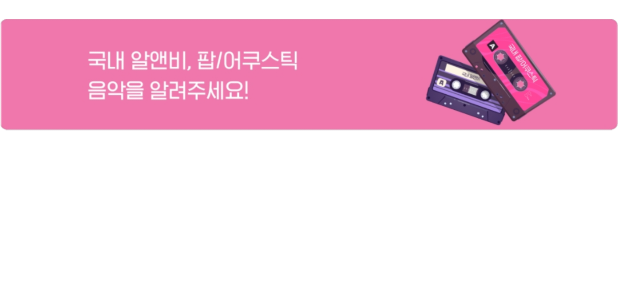
After one commit to pmj6541/UdemyAndroidStudy, an Android app: the layout fragment_banner.xml on its own in the app's theme, with its tools: preview values and no code run, on a phone screen of 412 x 824 dp. The commit adds this screen. Shown: the top 300 px of the screen. Run offline under Robolectric (Android 15) with nearby library versions, the phone set to English and light mode, and no system bars.

Commit message:
배너 오류

```diff
--- a/app/src/main/java/com/example/flo/BannerVPAdapter.kt
+++ b/app/src/main/java/com/example/flo/BannerVPAdapter.kt
@@ -13,6 +13,6 @@ class BannerVPAdapter (fragment:Fragment) : FragmentStateAdapter(fragment){
 
     fun addFragment(fragment: Fragment){
         fragmentlist.add(fragment)
-        notifyItemChanged(fragmentlist.size -1)\===============    }
+        notifyItemChanged(fragmentlist.size -1)   }
 
 }
--- /dev/null
+++ b/app/src/main/res/layout/fragment_banner.xml
@@ -0,0 +1,17 @@
+<?xml version="1.0" encoding="utf-8"?>
+<androidx.constraintlayout.widget.ConstraintLayout xmlns:android="http://schemas.android.com/apk/res/android"
+    android:layout_width="match_parent"
+    android:layout_height="wrap_content"
+    xmlns:app="http://schemas.android.com/apk/res-auto">
+
+    <ImageView
+        android:id="@+id/banner_image_iv"
+        android:layout_width="match_parent"
+        android:layout_height="100dp"
+        android:src="@drawable/img_home_viewpager_exp"
+        app:layout_constraintTop_toTopOf="parent"
+        app:layout_constraintBottom_toBottomOf="parent"
+        app:layout_constraintStart_toStartOf="parent"
+        app:layout_constraintEnd_toEndOf="parent"/>
+
+</androidx.constraintlayout.widget.ConstraintLayout>
```
Also changed, not shown: app/src/main/java/com/example/flo/BannerFragment.kt (added, +8 -0 lines), app/src/main/java/com/example/flo/HomeFragment.kt (+6 -1 lines).
